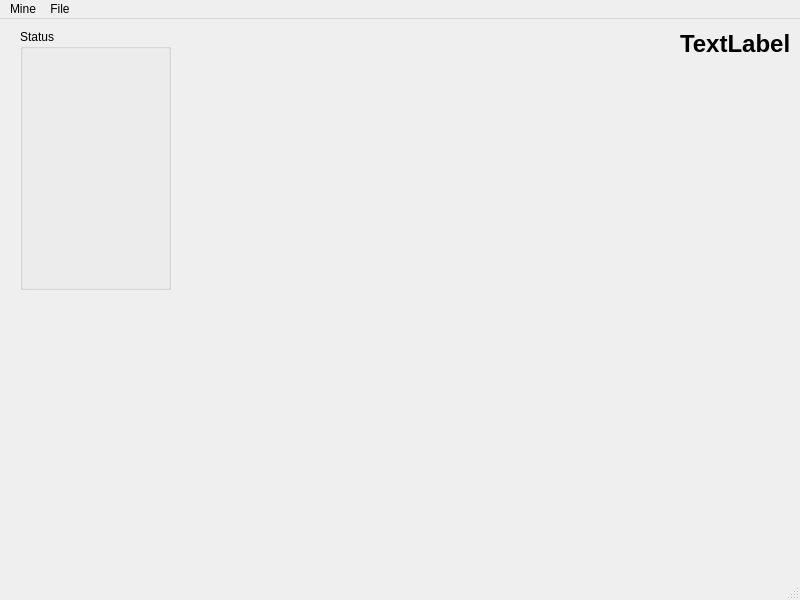
This is pingwindow.ui in DmEXou/Castom_Ping as Qt 5 draws it before an edit. The edited form follows.
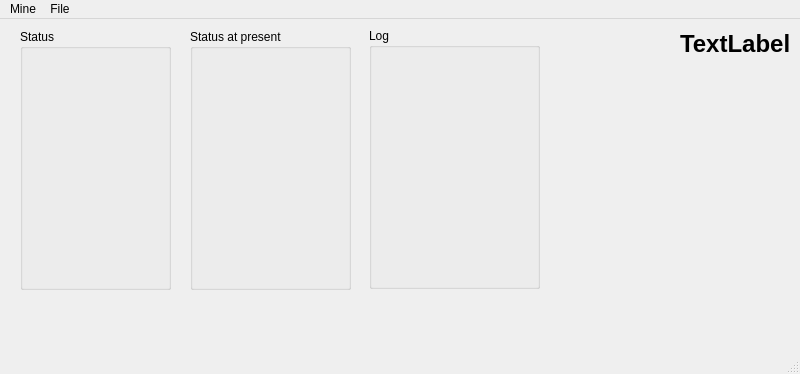
This is the edited form.

Commit message: Add multithread. Add log in screen.

What changed in the file:
```diff
--- a/pingwindow.ui
+++ b/pingwindow.ui
@@ -7,7 +7,7 @@
     <x>0</x>
     <y>0</y>
     <width>800</width>
-    <height>600</height>
+    <height>374</height>
    </rect>
   </property>
   <property name="windowTitle">
@@ -54,6 +54,54 @@
      <string>&lt;html&gt;&lt;head/&gt;&lt;body&gt;&lt;p&gt;&lt;span style=&quot; font-size:18pt; font-weight:700;&quot;&gt;TextLabel&lt;/span&gt;&lt;/p&gt;&lt;/body&gt;&lt;/html&gt;</string>
     </property>
    </widget>
+   <widget class="QGroupBox" name="groupBox">
+    <property name="geometry">
+     <rect>
+      <x>190</x>
+      <y>10</y>
+      <width>161</width>
+      <height>261</height>
+     </rect>
+    </property>
+    <property name="title">
+     <string>Status at present</string>
+    </property>
+    <widget class="QWidget" name="formLayoutWidget">
+     <property name="geometry">
+      <rect>
+       <x>10</x>
+       <y>20</y>
+       <width>141</width>
+       <height>231</height>
+      </rect>
+     </property>
+     <layout class="QFormLayout" name="currently_log_layout"/>
+    </widget>
+   </widget>
+   <widget class="QGroupBox" name="groupBox_2">
+    <property name="geometry">
+     <rect>
+      <x>369</x>
+      <y>9</y>
+      <width>171</width>
+      <height>261</height>
+     </rect>
+    </property>
+    <property name="title">
+     <string>Log</string>
+    </property>
+    <widget class="QWidget" name="verticalLayoutWidget_2">
+     <property name="geometry">
+      <rect>
+       <x>10</x>
+       <y>20</y>
+       <width>151</width>
+       <height>231</height>
+      </rect>
+     </property>
+     <layout class="QVBoxLayout" name="log_layout"/>
+    </widget>
+   </widget>
   </widget>
   <widget class="QMenuBar" name="menubar">
    <property name="geometry">
```
The commit also changes 6 other files.
